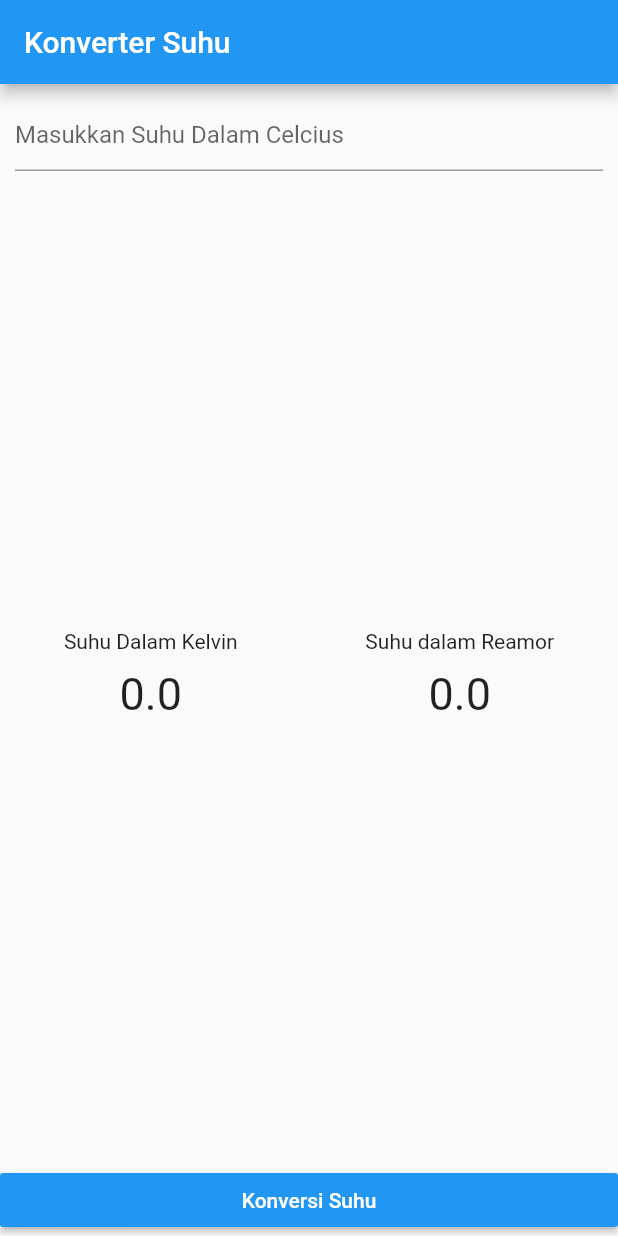
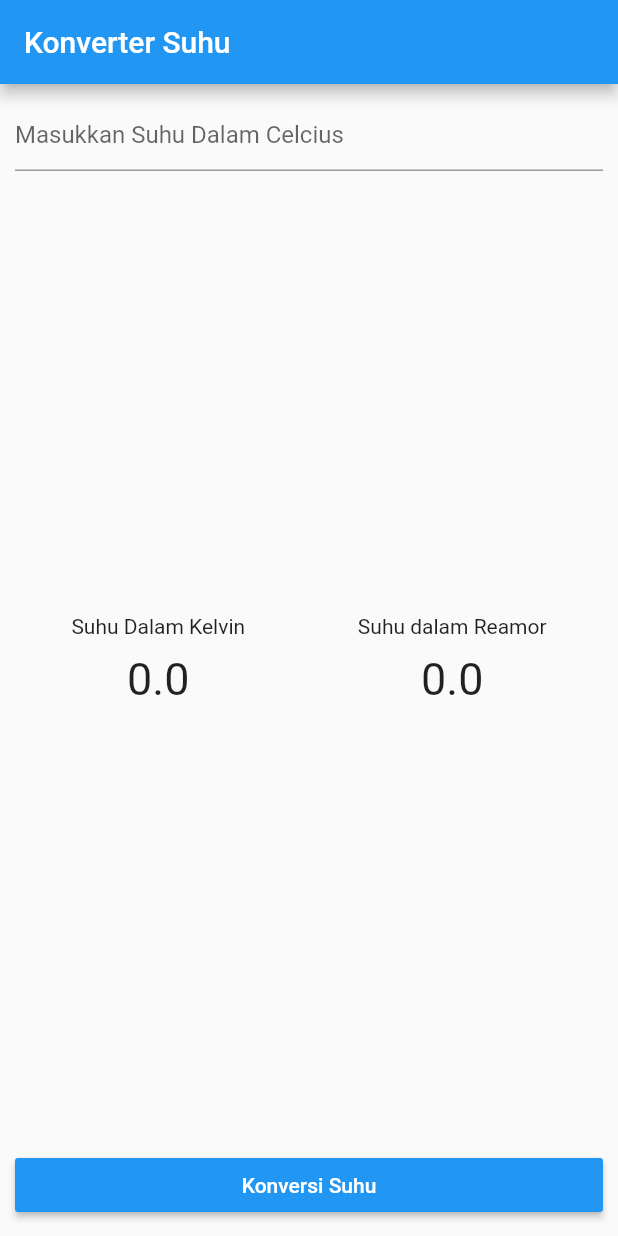
Before and after one commit to thltsap/KonversiSuhu, a Flutter app: the screen it shows after launch, after a tap on "Konversi Suhu", on a phone screen of 412 x 824 dp. Run offline on Flutter 3.47's test engine with Material 2 defaults, Android fonts, the phone set to English and light mode, and no system bars.

Commit message:
Update file Converter.dart

```diff
--- /dev/null
+++ b/lib/convert.dart
@@ -0,0 +1,22 @@
+import 'package:flutter/material.dart';
+
+class Conv extends StatelessWidget {
+  const Conv({Key? key, required this.convr}) : super(key: key);
+
+  final Function convr;
+
+  @override
+  Widget build(BuildContext context) {
+    return Container(
+      width: double.infinity,
+      child: RaisedButton(
+        color: Colors.blue, // background
+        textColor: Colors.white, // foreground
+        onPressed: () {
+          this.convr();
+        },
+        child: Text('Konversi Suhu'),
+      ),
+    );
+  }
+}
--- /dev/null
+++ b/lib/input.dart
@@ -0,0 +1,22 @@
+import 'package:flutter/material.dart';
+
+class Input extends StatelessWidget {
+  const Input({
+    Key? key,
+    required this.inputController,
+  }) : super(key: key);
+
+  final TextEditingController inputController;
+
+  @override
+  Widget build(BuildContext context) {
+    return TextFormField(
+      controller: inputController,
+      decoration: InputDecoration(hintText: 'Masukkan Suhu Dalam Celcius'),
+      keyboardType: TextInputType.numberWithOptions(
+        decimal: true,
+        signed: false,
+      ),
+    );
+  }
+}
--- a/lib/main.dart
+++ b/lib/main.dart
@@ -1,5 +1,8 @@
 import 'package:flutter/material.dart';
 import 'package:flutter/services.dart';
+import 'package:praktikum_03/input.dart';
+import 'package:praktikum_03/result.dart';
+import 'package:praktikum_03/convert.dart';
 
 void main() {
   runApp(MyApp());
@@ -15,7 +18,7 @@ class _MyAppState extends State<MyApp> {
   double _inputUSer = 0;
   double _kelvin = 0;
   double _reamur = 0;
-  double _farenheit = 0;
+  // double _farenheit = 0;
   final inputController = TextEditingController();
 
   void hitungSuhu() {
@@ -23,104 +26,12 @@ class _MyAppState extends State<MyApp> {
       _inputUSer = double.parse(inputController.text);
       _kelvin = _inputUSer + 273;
       _reamur = (4 / 5) * _inputUSer;
-      _farenheit = (9 / 5) * _inputUSer + 32;
+      // _farenheit = (9 / 5) * _inputUSer + 32;
     });
   }
 
   @override
   Widget build(BuildContext context) {
-    Widget input() {
-      return Container(
-        margin: EdgeInsets.all(10),
-        child: Column(
-          children: [
-            TextFormField(
-              controller: inputController,
-              decoration:
-                  InputDecoration(hintText: 'Masukkan Suhu Dalam Celcius'),
-              keyboardType: TextInputType.numberWithOptions(
-                decimal: true,
-                signed: false,
-              ),
-            ),
-          ],
-        ),
-      );
-    }
-
-    Widget result() {
-      return Expanded(
-        child: Row(
-          mainAxisAlignment: MainAxisAlignment.spaceAround,
-          children: [
-            Column(
-              mainAxisAlignment: MainAxisAlignment.center,
-              children: [
-                Container(
-                  child: Text(
-                    'Suhu Dalam Kelvin',
-                    textAlign: TextAlign.center,
-                  ),
-                ),
-                Container(
-                  margin: EdgeInsets.only(
-                    top: 10,
-                  ),
-                  child: Text(
-                    '$_kelvin',
-                    style: TextStyle(
-                      fontSize: 30,
-                    ),
-                  ),
-                ),
-              ],
-            ),
-            Column(
-              mainAxisAlignment: MainAxisAlignment.center,
-              children: [
-                Container(
-                  child: Text(
-                    'Suhu dalam Reamor',
-                    textAlign: TextAlign.center,
-                  ),
-                ),
-                Container(
-                  margin: EdgeInsets.only(
-                    top: 10,
-                  ),
-                  child: Text(
-                    '$_reamur',
-                    style: TextStyle(
-                      fontSize: 30,
-                    ),
-                  ),
-                ),
-              ],
-            ),
-          ],
-        ),
-      );
-    }
-
-    Widget convert() {
-      return Row(
-        children: [
-          Expanded(
-            child: Container(
-              child: RaisedButton(
-                color: Colors.blue, // background
-                textColor: Colors.white, // foreground
-                onPressed: () {
-                  hitungSuhu();
-                },
-                child: Text('Konversi Suhu'),
-              ),
-            ),
-          ),
-        ],
-      );
-    }
-
     return MaterialApp(
       title: 'Flutter Demo',
       theme: ThemeData(
@@ -131,15 +42,19 @@ class _MyAppState extends State<MyApp> {
         appBar: AppBar(
           title: Text("Konverter Suhu"),
         ),
-          body: GestureDetector(
+        body: Container(
+          margin: EdgeInsets.all(10),
           child: Column(
             children: [
-                input(),
-                result(),
-                convert(),
+              Input(inputController: inputController),
+              Result(kelvin: _kelvin, reamur: _reamur),
+              Conv(
+                convr: hitungSuhu,
+              ),
             ],
           ),
-          )),
+        ),
+      ),
     );
   }
 }
--- /dev/null
+++ b/lib/result.dart
@@ -0,0 +1,69 @@
+import 'package:flutter/material.dart';
+
+class Result extends StatelessWidget {
+  const Result({
+    Key? key,
+    required double kelvin,
+    required double reamur,
+  })  : _kelvin = kelvin,
+        _reamur = reamur,
+        super(key: key);
+
+  final double _kelvin;
+  final double _reamur;
+
+  @override
+  Widget build(BuildContext context) {
+    return Expanded(
+      child: Row(
+        mainAxisAlignment: MainAxisAlignment.spaceAround,
+        children: [
+          Column(
+            mainAxisAlignment: MainAxisAlignment.center,
+            children: [
+              Container(
+                child: Text(
+                  'Suhu Dalam Kelvin',
+                  textAlign: TextAlign.center,
+                ),
+              ),
+              Container(
+                margin: EdgeInsets.only(
+                  top: 10,
+                ),
+                child: Text(
+                  '$_kelvin',
+                  style: TextStyle(
+                    fontSize: 30,
+                  ),
+                ),
+              ),
+            ],
+          ),
+          Column(
+            mainAxisAlignment: MainAxisAlignment.center,
+            children: [
+              Container(
+                child: Text(
+                  'Suhu dalam Reamor',
+                  textAlign: TextAlign.center,
+                ),
+              ),
+              Container(
+                margin: EdgeInsets.only(
+                  top: 10,
+                ),
+                child: Text(
+                  '$_reamur',
+                  style: TextStyle(
+                    fontSize: 30,
+                  ),
+                ),
+              ),
+            ],
+          ),
+        ],
+      ),
+    );
+  }
+}
```
Lines whose indentation alone changed are shown as unchanged.
